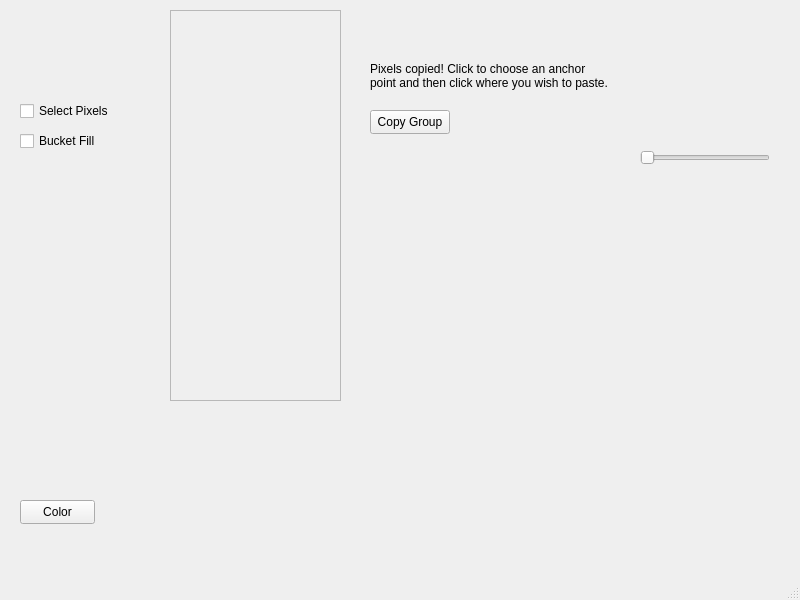
First picture: the form in spriteeditor.ui, repository 25hlarsen4/Sprite-Editor, before the edit.
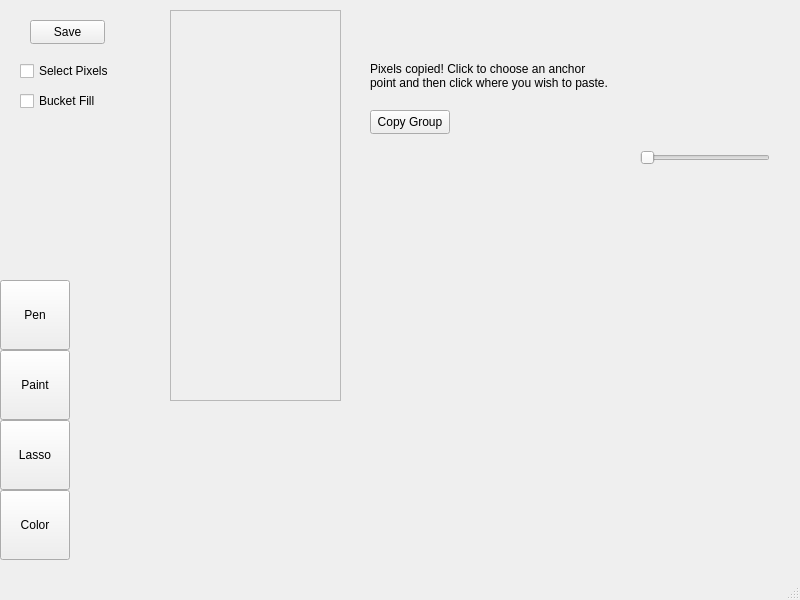
Second picture: the form after the edit. Custom widgets are drawn as their Qt base class.

What changed in the file:
```diff
--- a/spriteeditor.ui
+++ b/spriteeditor.ui
@@ -70,6 +70,68 @@
      <enum>Qt::Horizontal</enum>
     </property>
    </widget>
+   <widget class="QWidget" name="widget" native="true">
+    <property name="geometry">
+     <rect>
+      <x>0</x>
+      <y>280</y>
+      <width>70</width>
+      <height>280</height>
+     </rect>
+    </property>
+    <widget class="QPushButton" name="penButton">
+     <property name="geometry">
+      <rect>
+       <x>0</x>
+       <y>0</y>
+       <width>70</width>
+       <height>70</height>
+      </rect>
+     </property>
+     <property name="text">
+      <string>Pen</string>
+     </property>
+    </widget>
+    <widget class="QPushButton" name="paintButton">
+     <property name="geometry">
+      <rect>
+       <x>0</x>
+       <y>70</y>
+       <width>70</width>
+       <height>70</height>
+      </rect>
+     </property>
+     <property name="text">
+      <string>Paint</string>
+     </property>
+    </widget>
+    <widget class="QPushButton" name="lassoButton">
+     <property name="geometry">
+      <rect>
+       <x>0</x>
+       <y>140</y>
+       <width>70</width>
+       <height>70</height>
+      </rect>
+     </property>
+     <property name="text">
+      <string>Lasso</string>
+     </property>
+    </widget>
+    <widget class="QPushButton" name="colorButton">
+     <property name="geometry">
+      <rect>
+       <x>0</x>
+       <y>210</y>
+       <width>70</width>
+       <height>70</height>
+      </rect>
+     </property>
+     <property name="text">
+      <string>Color</string>
+     </property>
+    </widget>
+   </widget>
    <widget class="QPushButton" name="copyGroupButton">
     <property name="geometry">
      <rect>
@@ -87,7 +149,7 @@
     <property name="geometry">
      <rect>
       <x>20</x>
-      <y>100</y>
+      <y>60</y>
       <width>91</width>
       <height>22</height>
      </rect>
@@ -112,11 +174,24 @@
      <bool>true</bool>
     </property>
    </widget>
+   <widget class="QPushButton" name="saveButton">
+    <property name="geometry">
+     <rect>
+      <x>30</x>
+      <y>20</y>
+      <width>75</width>
+      <height>24</height>
+     </rect>
+    </property>
+    <property name="text">
+     <string>Save</string>
+    </property>
+   </widget>
    <widget class="QCheckBox" name="bucketFillBox">
     <property name="geometry">
      <rect>
       <x>20</x>
-      <y>130</y>
+      <y>90</y>
       <width>77</width>
       <height>22</height>
      </rect>
@@ -125,19 +200,6 @@
      <string>Bucket Fill</string>
     </property>
    </widget>
-   <widget class="QPushButton" name="colorButton">
-    <property name="geometry">
-     <rect>
-      <x>20</x>
-      <y>500</y>
-      <width>75</width>
-      <height>24</height>
-     </rect>
-    </property>
-    <property name="text">
-     <string>Color</string>
-    </property>
-   </widget>
   </widget>
   <widget class="QMenuBar" name="menubar">
    <property name="geometry">
```
Left out of the diff: 3 changed lines with no effect on the pictures.
